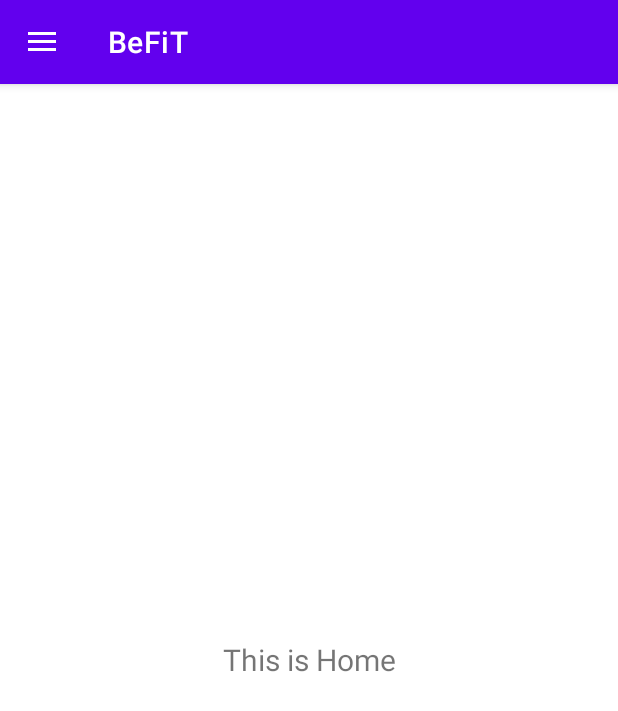
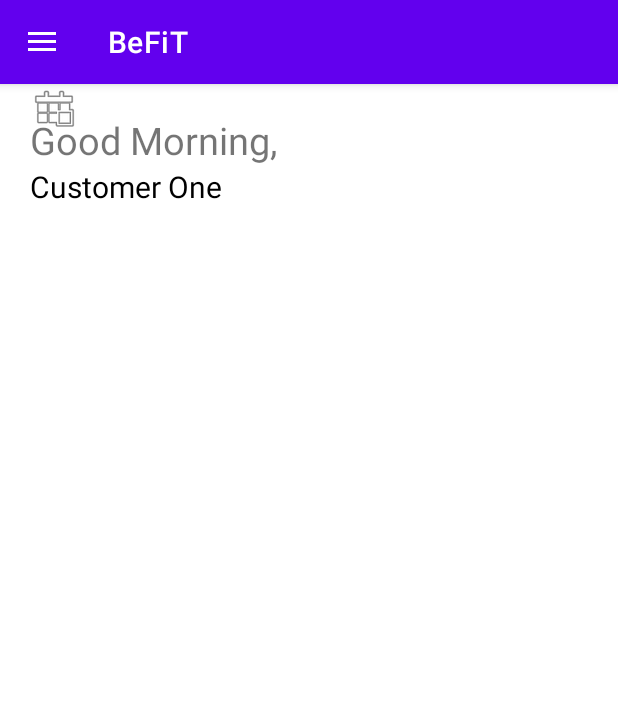
Before and after one commit to efer0012/FIT5046, an Android app: the screen it shows after launch (MainActivity), on a phone screen of 412 x 824 dp. Shown: the top 711 px of the screen. Run offline under Robolectric (Android 15) with nearby library versions, the phone set to English and light mode, and no system bars; our stand-ins replace navigation-ui.

Commit message:
Nav menu constraint layout, home page added greetings and customer name.

```diff
--- a/app/src/main/res/layout/home_fragment.xml
+++ b/app/src/main/res/layout/home_fragment.xml
@@ -1,14 +1,42 @@
 <?xml version="1.0" encoding="utf-8"?>
-<LinearLayout xmlns:android="http://schemas.android.com/apk/res/android"
+<androidx.constraintlayout.widget.ConstraintLayout xmlns:android="http://schemas.android.com/apk/res/android"
+    xmlns:app="http://schemas.android.com/apk/res-auto"
+    xmlns:tools="http://schemas.android.com/tools"
     android:layout_width="match_parent"
     android:layout_height="match_parent"
     android:orientation="vertical"
     android:gravity="center">
+
     <TextView
-        android:id="@+id/text_message"
-        android:layout_width="match_parent"
+        android:id="@+id/home_greetings"
+        android:layout_width="wrap_content"
         android:layout_height="wrap_content"
+        android:layout_marginStart="20dp"
+        android:layout_marginTop="20dp"
+        android:gravity="center_horizontal"
+        android:text="Good Morning,"
+        android:textSize="25sp"
+        app:layout_constraintStart_toStartOf="parent"
+        app:layout_constraintTop_toTopOf="parent" />
+
+    <TextView
+        android:id="@+id/home_custname"
+        android:layout_width="wrap_content"
+        android:layout_height="wrap_content"
+        android:layout_marginStart="20dp"
+        android:text="Customer One"
+        android:textColor="@color/black"
         android:textSize="20sp"
-        android:text="This is Home"
-        android:gravity="center_horizontal" />
-</LinearLayout>
+        app:layout_constraintStart_toStartOf="parent"
+        app:layout_constraintTop_toBottomOf="@+id/home_greetings" />
+
+    <ImageView
+        android:id="@+id/imageView2"
+        android:layout_width="wrap_content"
+        android:layout_height="wrap_content"
+        android:layout_marginStart="20dp"
+        app:layout_constraintStart_toStartOf="parent"
+        app:srcCompat="@android:drawable/ic_menu_today"
+        tools:layout_editor_absoluteY="157dp" />
+
+</androidx.constraintlayout.widget.ConstraintLayout>
```
Also changed, not shown: app/src/main/res/layout/book_classes_fragment.xml (+4 -3 lines), app/src/main/res/layout/club_fragment.xml (+4 -3 lines), app/src/main/res/layout/goal_fragment.xml (+5 -4 lines), app/src/main/res/layout/my_classes_fragment.xml (+4 -3 lines), app/src/main/res/layout/nav_header_main.xml (+23 -6 lines), app/src/main/res/layout/profile_fragment.xml (+4 -3 lines).
